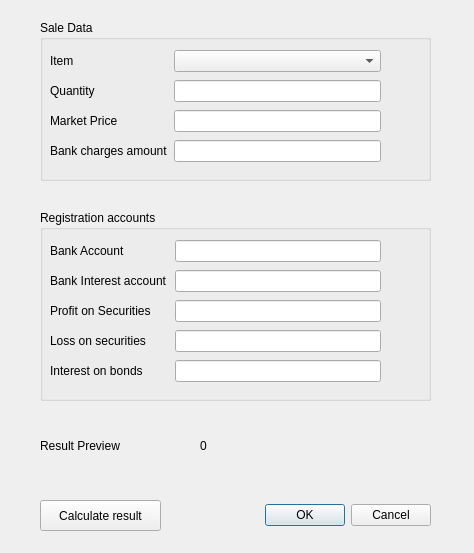
Before: the Qt Designer form report/accounting/asset_management/ch.banana.stocks.sales.ui in BananaAccounting/Universal, drawn with Qt 5.
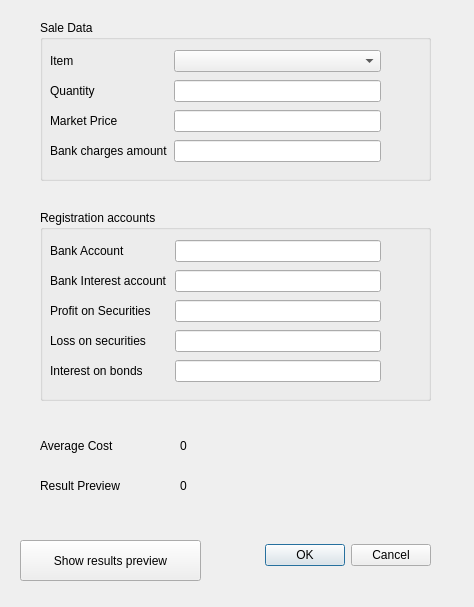
After: the same form once the commit is applied.

The edit to the form file:
```diff
--- a/report/accounting/asset_management/ch.banana.stocks.sales.ui
+++ b/report/accounting/asset_management/ch.banana.stocks.sales.ui
@@ -7,7 +7,7 @@
     <x>0</x>
     <y>0</y>
     <width>474</width>
-    <height>553</height>
+    <height>607</height>
    </rect>
   </property>
   <property name="windowTitle">
@@ -17,7 +17,7 @@
    <property name="geometry">
     <rect>
      <x>90</x>
-     <y>500</y>
+     <y>540</y>
      <width>341</width>
      <height>31</height>
     </rect>
@@ -181,21 +181,21 @@
   <widget class="QPushButton" name="calcResult_button">
    <property name="geometry">
     <rect>
-     <x>40</x>
-     <y>500</y>
-     <width>121</width>
-     <height>31</height>
+     <x>20</x>
+     <y>540</y>
+     <width>181</width>
+     <height>41</height>
     </rect>
    </property>
    <property name="text">
-    <string>Calculate result</string>
+    <string>Show results preview</string>
    </property>
   </widget>
   <widget class="QLabel" name="resultPreviewTitle_label">
    <property name="geometry">
     <rect>
      <x>40</x>
-     <y>420</y>
+     <y>460</y>
      <width>121</width>
      <height>51</height>
     </rect>
@@ -207,9 +207,35 @@
   <widget class="QLabel" name="resultPreview_label">
    <property name="geometry">
     <rect>
-     <x>200</x>
+     <x>180</x>
+     <y>460</y>
+     <width>221</width>
+     <height>51</height>
+    </rect>
+   </property>
+   <property name="text">
+    <string>0</string>
+   </property>
+  </widget>
+  <widget class="QLabel" name="averageCostTitle_label">
+   <property name="geometry">
+    <rect>
+     <x>40</x>
      <y>420</y>
-     <width>81</width>
+     <width>121</width>
+     <height>51</height>
+    </rect>
+   </property>
+   <property name="text">
+    <string>Average Cost</string>
+   </property>
+  </widget>
+  <widget class="QLabel" name="averageCost_label">
+   <property name="geometry">
+    <rect>
+     <x>180</x>
+     <y>420</y>
+     <width>231</width>
      <height>51</height>
     </rect>
    </property>
```
Left out of the diff: 2 changed lines with no effect on the pictures.
